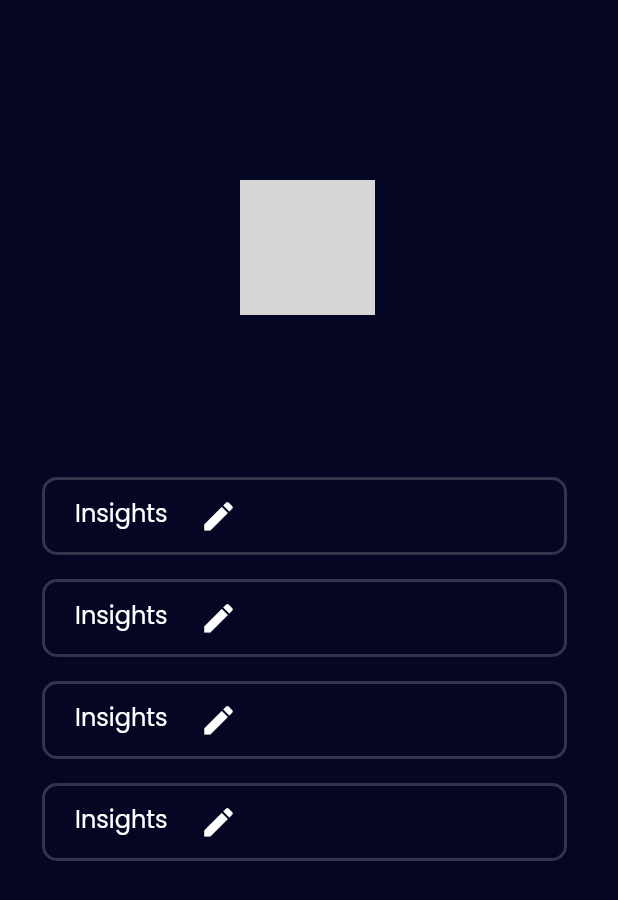
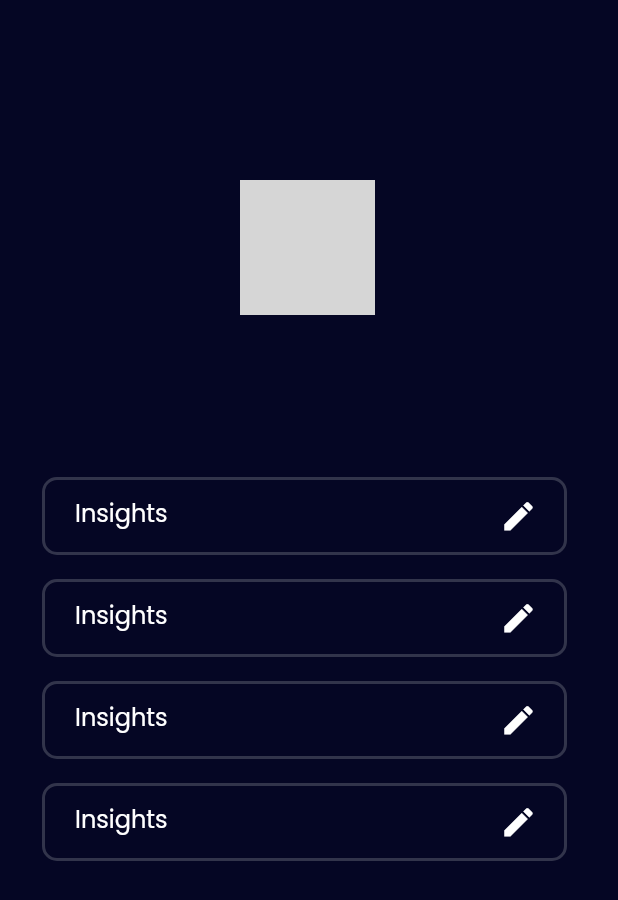
Before and after one commit to nsanirudh/Timekeeping-frontend, a Flutter app: the Profile widget shown alone on an empty page, opened directly, on a phone screen of 412 x 824 dp. Shown: the top 900 px of the screen. Run offline on Flutter 3.47's test engine with Material 2 defaults, Android fonts, the phone set to English and light mode, and no system bars; our stand-ins replace fl_chart, flutter_heatmap_calendar; network calls fail; grey boxes are pictures that could not be loaded.

```diff
--- a/lib/Screens/Pages/Profile/Profile.dart
+++ b/lib/Screens/Pages/Profile/Profile.dart
@@ -99,14 +99,14 @@ class Profile extends StatelessWidget {
                                                 Padding(
                                                   padding:
                                                       const EdgeInsets.all(10),
-                                                  child: Text(
-                                                    "Insights",
+                                                  child: Text("Insights",
                                                     style: TextStyle(
                                                       fontSize: 16,
                                                       color: Colors.white,
                                                     ),
                                                   ),
                                                 ),
+                                                Padding(padding: const EdgeInsets.only(left: 200)),
                                                 IconButton(
                                                   iconSize: 25,
                                                   onPressed: () {},
```
Also changed, not shown: 1 other file.
